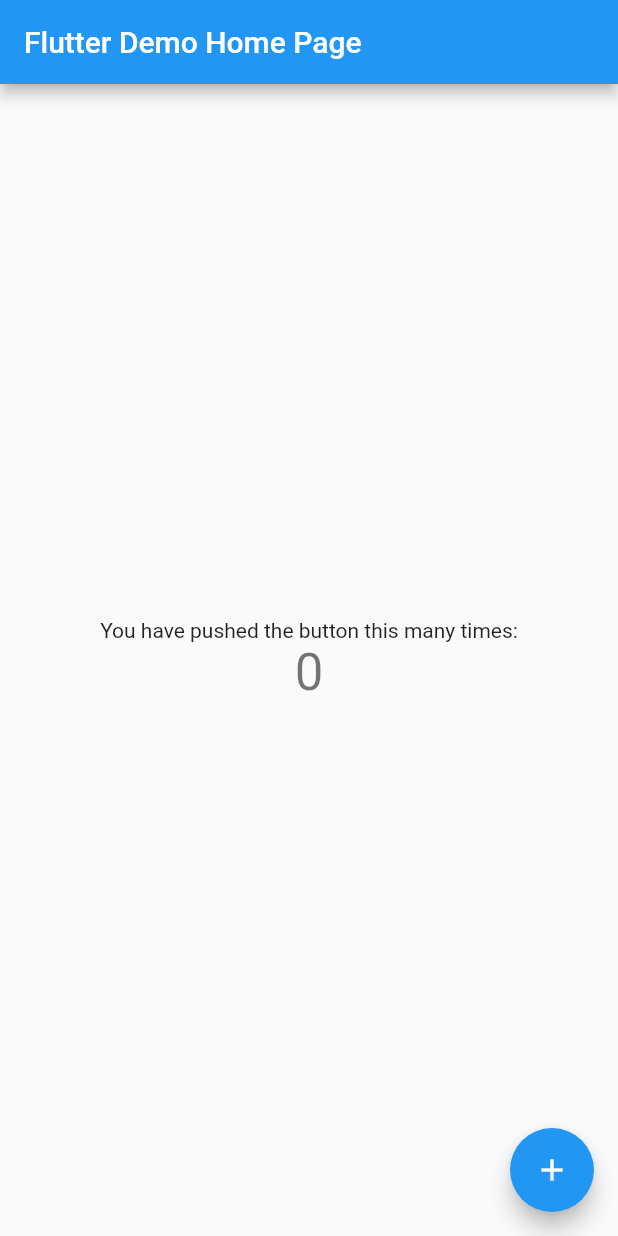
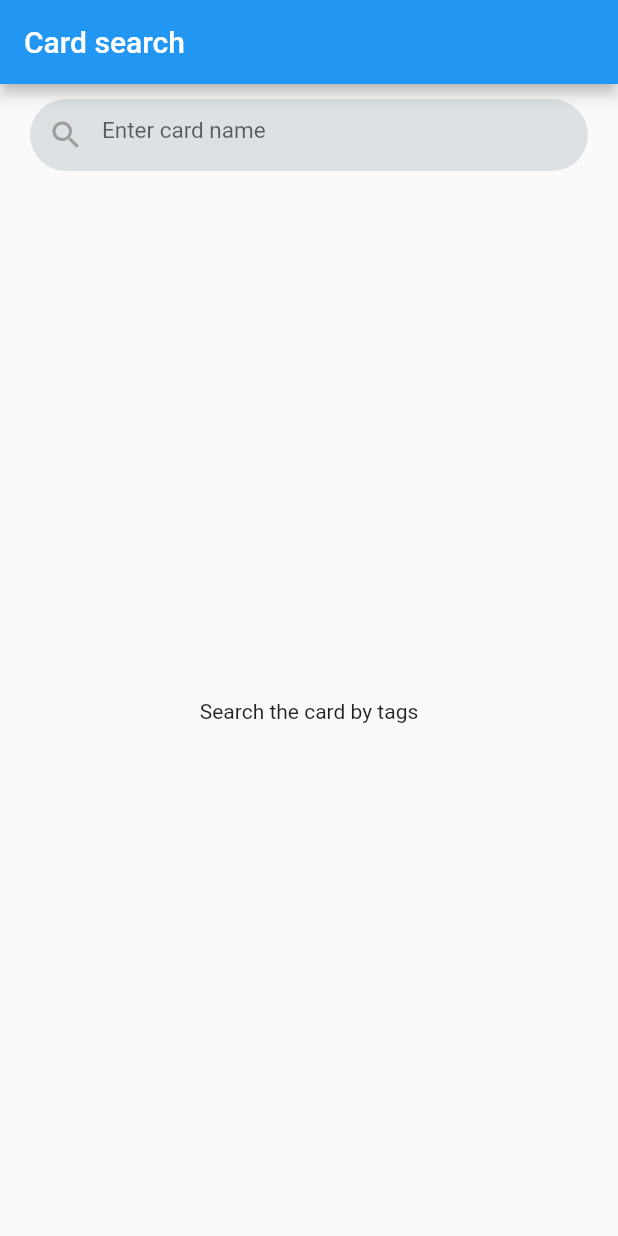
Before and after one commit to FelixBronnhuber/placeholder-name, a Flutter app: the screen it shows after launch, on a phone screen of 412 x 824 dp. Run offline on Flutter 3.47's test engine with Material 2 defaults, Android fonts, the phone set to English and light mode, and no system bars.

Commit message:
feat:added card search

```diff
--- a/lib/main.dart
+++ b/lib/main.dart
@@ -1,115 +1,41 @@
+import 'package:flutter/cupertino.dart';
 import 'package:flutter/material.dart';
+import 'package:flutter/services.dart';
+import 'package:placeholder_name/view_model/card_view_model.dart';
+import 'package:provider/provider.dart';
+import 'package:placeholder_name/view/screens/search_screen.dart';
 
 void main() {
-  runApp(const MyApp());
+  WidgetsFlutterBinding.ensureInitialized();
+
+  SystemChrome.setPreferredOrientations(
+      [DeviceOrientation.portraitUp, DeviceOrientation.portraitDown]).then((_) {
+    runApp(MyApp());
+  });
 }
 
 class MyApp extends StatelessWidget {
-  const MyApp({super.key});
+  // This widget is the root of your application.
 
-  // This widget is the root of your application.
   @override
   Widget build(BuildContext context) {
-    return MaterialApp(
-      title: 'Flutter Demo',
-      theme: ThemeData(
-        // This is the theme of your application.
-        //
-        // Try running your application with "flutter run". You'll see the
-        // application has a blue toolbar. Then, without quitting the app, try
-        // changing the primarySwatch below to Colors.green and then invoke
-        // "hot reload" (press "r" in the console where you ran "flutter run",
-        // or simply save your changes to "hot reload" in a Flutter IDE).
-        // Notice that the counter didn't reset back to zero; the application
-        // is not restarted.
-        primarySwatch: Colors.blue,
+    return MultiProvider(
+      providers: [
+        ChangeNotifierProvider.value(value: CardViewModel()),
+      ],
+      child: MaterialApp(
+        debugShowCheckedModeBanner: false,
+        title: 'Deck Builder',
+        theme: ThemeData(
+          appBarTheme: AppBarTheme(),
+          primarySwatch: Colors.blue,
+          accentColor: Colors.blueGrey,
+        ),
+        initialRoute: '/',
+        routes: {
+          '/': (context) => SearchScreen(),
+        },
       ),
-      home: const MyHomePage(title: 'Flutter Demo Home Page'),
     );
   }
 }
-
-class MyHomePage extends StatefulWidget {
-  const MyHomePage({super.key, required this.title});
-
-  // This widget is the home page of your application. It is stateful, meaning
-  // that it has a State object (defined below) that contains fields that affect
-  // how it looks.
-
-  // This class is the configuration for the state. It holds the values (in this
-  // case the title) provided by the parent (in this case the App widget) and
-  // used by the build method of the State. Fields in a Widget subclass are
-  // always marked "final".
-
-  final String title;
-
-  @override
-  State<MyHomePage> createState() => _MyHomePageState();
-}
-
-class _MyHomePageState extends State<MyHomePage> {
-  int _counter = 0;
-
-  void _incrementCounter() {
-    setState(() {
-      // This call to setState tells the Flutter framework that something has
-      // changed in this State, which causes it to rerun the build method below
-      // so that the display can reflect the updated values. If we changed
-      // _counter without calling setState(), then the build method would not be
-      // called again, and so nothing would appear to happen.
-      _counter++;
-    });
-  }
-
-  @override
-  Widget build(BuildContext context) {
-    // This method is rerun every time setState is called, for instance as done
-    // by the _incrementCounter method above.
-    //
-    // The Flutter framework has been optimized to make rerunning build methods
-    // fast, so that you can just rebuild anything that needs updating rather
-    // than having to individually change instances of widgets.
-    return Scaffold(
-      appBar: AppBar(
-        // Here we take the value from the MyHomePage object that was created by
-        // the App.build method, and use it to set our appbar title.
-        title: Text(widget.title),
-      ),
-      body: Center(
-        // Center is a layout widget. It takes a single child and positions it
-        // in the middle of the parent.
-        child: Column(
-          // Column is also a layout widget. It takes a list of children and
-          // arranges them vertically. By default, it sizes itself to fit its
-          // children horizontally, and tries to be as tall as its parent.
-          //
-          // Invoke "debug painting" (press "p" in the console, choose the
-          // "Toggle Debug Paint" action from the Flutter Inspector in Android
-          // Studio, or the "Toggle Debug Paint" command in Visual Studio Code)
-          // to see the wireframe for each widget.
-          //
-          // Column has various properties to control how it sizes itself and
-          // how it positions its children. Here we use mainAxisAlignment to
-          // center the children vertically; the main axis here is the vertical
-          // axis because Columns are vertical (the cross axis would be
-          // horizontal).
-          mainAxisAlignment: MainAxisAlignment.center,
-          children: <Widget>[
-            const Text(
-              'You have pushed the button this many times:',
-            ),
-            Text(
-              '$_counter',
-              style: Theme.of(context).textTheme.headlineMedium,
-            ),
-          ],
-        ),
-      ),
-      floatingActionButton: FloatingActionButton(
-        onPressed: _incrementCounter,
-        tooltip: 'Increment',
-        child: const Icon(Icons.add),
-      ), // This trailing comma makes auto-formatting nicer for build methods.
-    );
-  }
-}
--- /dev/null
+++ b/lib/model/api/api_response.dart
@@ -0,0 +1,21 @@
+class ApiResponse<T>
+{
+  Status status;
+  T? data;
+  String? message;
+
+  ApiResponse.initial(this.message) : status = Status.INITIAL;
+
+  ApiResponse.loading(this.message) : status = Status.LOADING;
+
+  ApiResponse.completed(this.data) : status = Status.COMPLETED;
+
+  ApiResponse.error(this.message) : status = Status.ERROR;
+
+  @override
+  String toString() {
+    return "Status : $status \n Message : $message \n Data : $data";
+  }
+}
+
+enum Status { INITIAL, LOADING, COMPLETED, ERROR }
--- /dev/null
+++ b/lib/model/card.dart
@@ -0,0 +1,108 @@
+class Card {
+  final String id;
+  final String uri;
+  final String name;
+  final String power;
+  final String toughness;
+  final String frame;
+  final ImageURIS? imageURIS;
+  final List<CardFace> cardFaces;
+
+  const Card(
+      {required this.id,
+      required this.uri,
+      required this.name,
+      required this.power,
+      required this.toughness,
+      required this.frame,
+      required this.imageURIS,
+      required this.cardFaces});
+
+  factory Card.fromJson(Map<String, dynamic> json) {
+    ImageURIS? imageURIS;
+    if (json['image_uris'] != null) {
+      imageURIS = ImageURIS.fromJson(json['image_uris']);
+    }
+
+    List<CardFace> cardFaces = [];
+    if (json['card_faces'] != null) {
+      for (var element in json['card_faces']) {
+        cardFaces.add(CardFace.fromJson(element));
+      }
+    }
+
+    return Card(
+        id: json['id'].toString(),
+        uri: json['uri'].toString(),
+        name: json['name'].toString(),
+        power: json['power'].toString(),
+        toughness: json['toughness'].toString(),
+        frame: json['frame'].toString(),
+        imageURIS: imageURIS,
+        cardFaces: cardFaces);
+  }
+}
+
+class CardFace {
+  final String layout;
+  final ImageURIS? imageURIS;
+
+  const CardFace({required this.layout, required this.imageURIS});
+
+  factory CardFace.fromJson(Map<String, dynamic> json) {
+    ImageURIS? imageURIS;
+    if (json['image_uris'] != null) {
+      imageURIS = ImageURIS.fromJson(json['image_uris']);
+    }
+
+    return CardFace(
+        layout: json['layout'].toString(),
+        imageURIS: imageURIS);
+  }
+}
+
+class CardSearch {
+  final List<Card> cards;
+
+  const CardSearch({required this.cards});
+
+  factory CardSearch.fromJson(Map<String, dynamic> json) {
+    List<Card> cards = [];
+    if (json['data'] != null) {
+      for (var element in json['data']) {
+        //try {
+          cards.add(Card.fromJson(element));
+        //} catch(e) {};
+      }
+    }
+
+    return CardSearch(cards: cards);
+  }
+}
+
+class ImageURIS {
+  final String png;
+  final String borderCrop;
+  final String artCrop;
+  final String large;
+  final String normal;
+  final String small;
+
+  const ImageURIS(
+      {required this.png,
+      required this.borderCrop,
+      required this.artCrop,
+      required this.large,
+      required this.normal,
+      required this.small});
+
+  factory ImageURIS.fromJson(Map<String, dynamic> json) {
+    return ImageURIS(
+        png: json['png'],
+        borderCrop: json['border_crop'],
+        artCrop: json['art_crop'],
+        large: json['large'],
+        normal: json['normal'],
+        small: json['small']);
+  }
+}
--- /dev/null
+++ b/lib/model/card_repository.dart
@@ -0,0 +1,15 @@
+import 'package:placeholder_name/model/card.dart';
+import 'package:placeholder_name/model/services/scryfall_service.dart';
+
+class CardRepository
+{
+  ScryfallService _scryfallService = ScryfallService();
+
+  Future<List<Card>> fetchCardList(String value) async {
+    dynamic response  = await _scryfallService.getResponse(value);
+    final jsonData = response['data'] as List;
+    List<Card> cardList =
+    jsonData.map((tagJson) => Card.fromJson(tagJson)).toList();
+    return cardList;
+  }
+}
--- /dev/null
+++ b/lib/view/screens/search_screen.dart
@@ -0,0 +1,100 @@
+import 'package:flutter/material.dart';
+import 'package:placeholder_name/model/api/api_response.dart';
+import 'package:placeholder_name/view/widgets/card_list_widget.dart';
+import 'package:placeholder_name/model/card.dart' as api;
+import 'package:placeholder_name/view_model/card_view_model.dart';
+
+import 'package:provider/provider.dart';
+
+class SearchScreen extends StatefulWidget {
+  @override
+  _SearchScreenState createState() => _SearchScreenState();
+}
+
+class _SearchScreenState extends State<SearchScreen> {
+
+
+  Widget getCardWidget(BuildContext context, ApiResponse apiResponse) {
+    List<api.Card>? cardList = apiResponse.data as List<api.Card>?;
+    switch (apiResponse.status) {
+      case Status.LOADING:
+        return Center(child: CircularProgressIndicator());
+      case Status.COMPLETED:
+        return Column(
+          mainAxisSize: MainAxisSize.min,
+          children: [
+            Expanded(
+              flex: 8,
+              child: CardListWidget(cardList!, (Card card) {
+                Provider.of<CardViewModel>(context, listen: false);
+              }),
+            ),
+          ],
+        );
+      case Status.ERROR:
+        return Center(
+          child: Text('Please try again latter!!!'),
+        );
+      case Status.INITIAL:
+      default:
+        return Center(
+          child: Text('Search the card by tags'),
+        );
+    }
+  }
+
+  @override
+  Widget build(BuildContext context) {
+    final _inputController = TextEditingController();
+    ApiResponse apiResponse = Provider.of<CardViewModel>(context).response;
+    return Scaffold(
+      appBar: AppBar(
+        title: Text('Card search'),
+      ),
+      body: Column(
+        children: <Widget>[
+          Padding(
+            padding: const EdgeInsets.symmetric(vertical: 10.0),
+            child: Row(
+              children: <Widget>[
+                Expanded(
+                  child: Container(
+                    margin: EdgeInsets.symmetric(horizontal: 20.0),
+                    decoration: BoxDecoration(
+                      color: Theme.of(context).accentColor.withAlpha(50),
+                      borderRadius: BorderRadius.circular(30.0),
+                    ),
+                    child: TextField(
+                        style: TextStyle(
+                          fontSize: 15.0,
+                          color: Colors.grey,
+                        ),
+                        controller: _inputController,
+                        onChanged: (value) {},
+                        onSubmitted: (value) {
+                          if (value.isNotEmpty) {
+                            Provider.of<CardViewModel>(context, listen: false)
+                                .fetchCardData(Uri.encodeFull(value));
+                          }
+                        },
+                        decoration: InputDecoration(
+                          border: InputBorder.none,
+                          enabledBorder: InputBorder.none,
+                          focusedBorder: InputBorder.none,
+                          prefixIcon: Icon(
+                            Icons.search,
+                            color: Colors.grey,
+                          ),
+                          hintText: 'Enter card name',
+                        )),
+                  ),
+                ),
+              ],
+            ),
+          ),
+          Expanded(child: getCardWidget(context, apiResponse)),
+        ],
+      ),
+    );
+  }
+}
--- /dev/null
+++ b/lib/view_model/card_view_model.dart
@@ -0,0 +1,34 @@
+import 'package:flutter/cupertino.dart';
+import 'package:placeholder_name/model/api/api_response.dart';
+import 'package:placeholder_name/model/card.dart';
+import 'package:placeholder_name/model/card_repository.dart';
+
+class CardViewModel with ChangeNotifier
+{
+  ApiResponse _apiResponse = ApiResponse.initial('Empty Data');
+
+  Card? _card;
+
+  ApiResponse get response{
+    return _apiResponse;
+  }
+
+  Card? get card {
+    return _card;
+  }
+
+  Future<void> fetchCardData(String value) async
+  {
+    _apiResponse = ApiResponse.loading('Fetching card data');
+    notifyListeners();
+    try {
+      List<Card> cardList = await CardRepository().fetchCardList(value);
+      _apiResponse = ApiResponse.completed(cardList);
+    } catch (e){
+      _apiResponse = ApiResponse.error(e.toString());
+      print(e);
+    }
+    notifyListeners();
+  }
+
+}
--- a/pubspec.yaml
+++ b/pubspec.yaml
@@ -30,6 +30,8 @@
 dependencies:
   flutter:
     sdk: flutter
+  http: ^0.13.5
+  provider: ^6.0.5
 
 
   # The following adds the Cupertino Icons font to your application.
```
Also changed, not shown: lib/model/services/scryfall_service.dart (added, +29 -0 lines), lib/view/widgets/card_list_widget.dart (added, +58 -0 lines), pubspec.lock.
